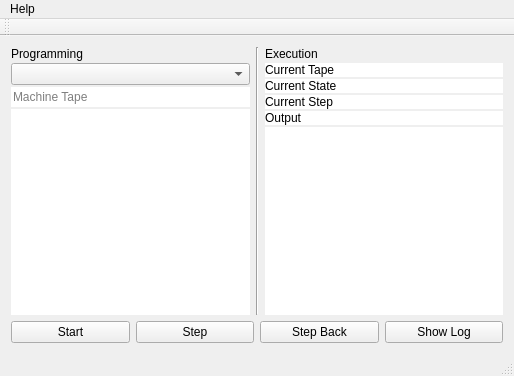
Old version of the form TuringMachine/mainwindow.ui in the repository RicardoBusta/teoria-computacao-ufc.
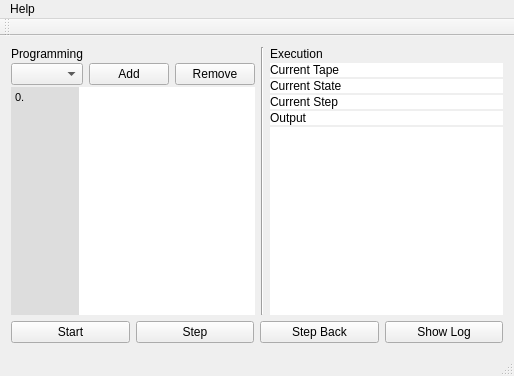
New version of the form.

Commit message: Many changes on the parser and syntax highlighter. Now the program accepts * character, tab on the begining of the line doesn't break it anymore, and tape and machine name are defined in the program code. this way these info can be saved and loaded easily in a file, and set in a "command line" environment (planned)

```diff
--- a/TuringMachine/mainwindow.ui
+++ b/TuringMachine/mainwindow.ui
@@ -30,21 +30,100 @@
          </widget>
         </item>
         <item>
-         <widget class="QComboBox" name="comboBox"/>
-        </item>
+         <layout class="QHBoxLayout" name="machine_selection_layout">
         <item>
-         <widget class="QLineEdit" name="machine_tape">
+           <widget class="QComboBox" name="comboBox">
           <property name="sizePolicy">
            <sizepolicy hsizetype="Preferred" vsizetype="Fixed">
+              <horstretch>1</horstretch>
+              <verstretch>0</verstretch>
+             </sizepolicy>
+            </property>
+           </widget>
+          </item>
+          <item>
+           <widget class="QPushButton" name="pushButton_2">
+            <property name="sizePolicy">
+             <sizepolicy hsizetype="Minimum" vsizetype="Fixed">
             <horstretch>0</horstretch>
             <verstretch>0</verstretch>
            </sizepolicy>
           </property>
-          <property name="frame">
+            <property name="text">
+             <string>Add</string>
+            </property>
+           </widget>
+          </item>
+          <item>
+           <widget class="QPushButton" name="pushButton">
+            <property name="sizePolicy">
+             <sizepolicy hsizetype="Minimum" vsizetype="Fixed">
+              <horstretch>0</horstretch>
+              <verstretch>0</verstretch>
+             </sizepolicy>
+            </property>
+            <property name="text">
+             <string>Remove</string>
+            </property>
+           </widget>
+          </item>
+         </layout>
+        </item>
+        <item>
+         <layout class="QHBoxLayout" name="text_edit_layout" stretch="1,100">
+          <property name="spacing">
+           <number>0</number>
+          </property>
+          <item>
+           <widget class="QTextEdit" name="line_number">
+            <property name="cursor" stdset="0">
+             <cursorShape>ArrowCursor</cursorShape>
+            </property>
+            <property name="focusPolicy">
+             <enum>Qt::NoFocus</enum>
+            </property>
+            <property name="acceptDrops">
            <bool>false</bool>
           </property>
-          <property name="placeholderText">
-           <string>Machine Tape</string>
+            <property name="styleSheet">
+             <string notr="true">color: #000;background-color: #ddd</string>
+            </property>
+            <property name="frameShape">
+             <enum>QFrame::NoFrame</enum>
+            </property>
+            <property name="frameShadow">
+             <enum>QFrame::Plain</enum>
+            </property>
+            <property name="verticalScrollBarPolicy">
+             <enum>Qt::ScrollBarAlwaysOff</enum>
+            </property>
+            <property name="horizontalScrollBarPolicy">
+             <enum>Qt::ScrollBarAlwaysOff</enum>
+            </property>
+            <property name="undoRedoEnabled">
+             <bool>false</bool>
+            </property>
+            <property name="lineWrapMode">
+             <enum>QTextEdit::NoWrap</enum>
+            </property>
+            <property name="readOnly">
+             <bool>true</bool>
+            </property>
+            <property name="html">
+             <string>&lt;!DOCTYPE HTML PUBLIC &quot;-//W3C//DTD HTML 4.0//EN&quot; &quot;http://www.w3.org/TR/REC-html40/strict.dtd&quot;&gt;
+&lt;html&gt;&lt;head&gt;&lt;meta name=&quot;qrichtext&quot; content=&quot;1&quot; /&gt;&lt;style type=&quot;text/css&quot;&gt;
+p, li { white-space: pre-wrap; }
+&lt;/style&gt;&lt;/head&gt;&lt;body style=&quot; font-family:'MS Shell Dlg 2'; font-size:8.25pt; font-weight:400; font-style:normal;&quot;&gt;
+&lt;p style=&quot; margin-top:0px; margin-bottom:0px; margin-left:0px; margin-right:0px; -qt-block-indent:0; text-indent:0px;&quot;&gt;&lt;span style=&quot; font-size:8pt;&quot;&gt;0.&lt;/span&gt;&lt;/p&gt;&lt;/body&gt;&lt;/html&gt;</string>
+            </property>
+            <property name="acceptRichText">
+             <bool>false</bool>
+            </property>
+            <property name="cursorWidth">
+             <number>0</number>
+            </property>
+            <property name="textInteractionFlags">
+             <set>Qt::NoTextInteraction</set>
           </property>
          </widget>
         </item>
@@ -85,6 +164,8 @@
 &lt;p style=&quot;-qt-paragraph-type:empty; margin-top:0px; margin-bottom:0px; margin-left:0px; margin-right:0px; -qt-block-indent:0; text-indent:0px; font-size:8pt;&quot;&gt;&lt;br /&gt;&lt;/p&gt;&lt;/body&gt;&lt;/html&gt;</string>
           </property>
          </widget>
+          </item>
+         </layout>
         </item>
        </layout>
       </item>
```
Lines whose indentation alone changed are shown as unchanged. The commit also changes 7 other files.
